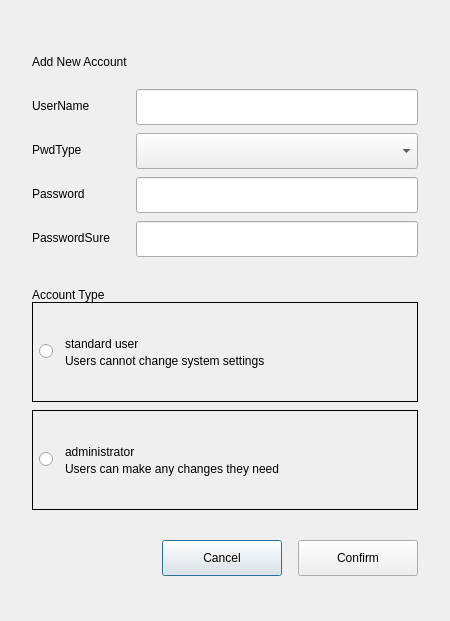
First picture: the form in plugins/account/userinfo/createuserdialog.ui, repository ukui/ukui-control-center, before the edit.
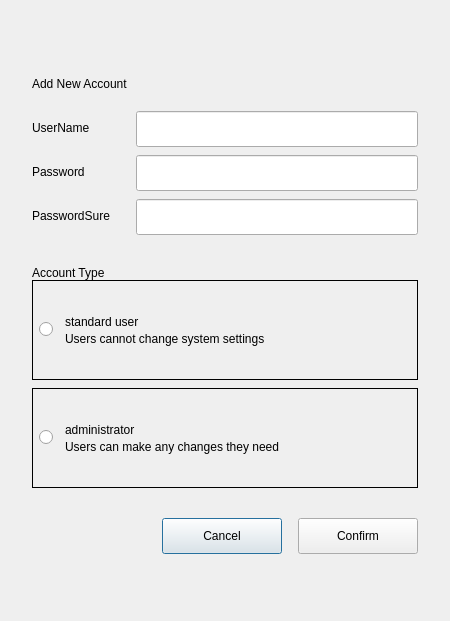
Second picture: the form after the edit. Custom widgets are drawn as their Qt base class.

Commit message: 75675 【华为反馈|控制面板】试图创建新用户时，密码类型默认显示为“通用密码”且label旁边显示了一个下拉菜单箭头，实际上没有其它选项可选

The edit to the form file:
```diff
--- a/plugins/account/userinfo/createuserdialog.ui
+++ b/plugins/account/userinfo/createuserdialog.ui
@@ -231,54 +231,6 @@
                </item>
               </layout>
              </item>
-             <item>
-              <layout class="QHBoxLayout" name="horizontalLayout_11">
-               <property name="spacing">
-                <number>0</number>
-               </property>
-               <item>
-                <widget class="QLabel" name="label_3">
-                 <property name="sizePolicy">
-                  <sizepolicy hsizetype="Fixed" vsizetype="Fixed">
-                   <horstretch>0</horstretch>
-                   <verstretch>0</verstretch>
-                  </sizepolicy>
-                 </property>
-                 <property name="minimumSize">
-                  <size>
-                   <width>104</width>
-                   <height>0</height>
-                  </size>
-                 </property>
-                 <property name="maximumSize">
-                  <size>
-                   <width>104</width>
-                   <height>16777215</height>
-                  </size>
-                 </property>
-                 <property name="text">
-                  <string>PwdType</string>
-                 </property>
-                </widget>
-               </item>
-               <item>
-                <widget class="QComboBox" name="pwdTypeComBox">
-                 <property name="minimumSize">
-                  <size>
-                   <width>0</width>
-                   <height>36</height>
-                  </size>
-                 </property>
-                 <property name="maximumSize">
-                  <size>
-                   <width>16777215</width>
-                   <height>33</height>
-                  </size>
-                 </property>
-                </widget>
-               </item>
-              </layout>
-             </item>
              <item>
               <layout class="QHBoxLayout" name="horizontalLayout_12">
                <property name="spacing">
```
The commit also changes 3 other files.
